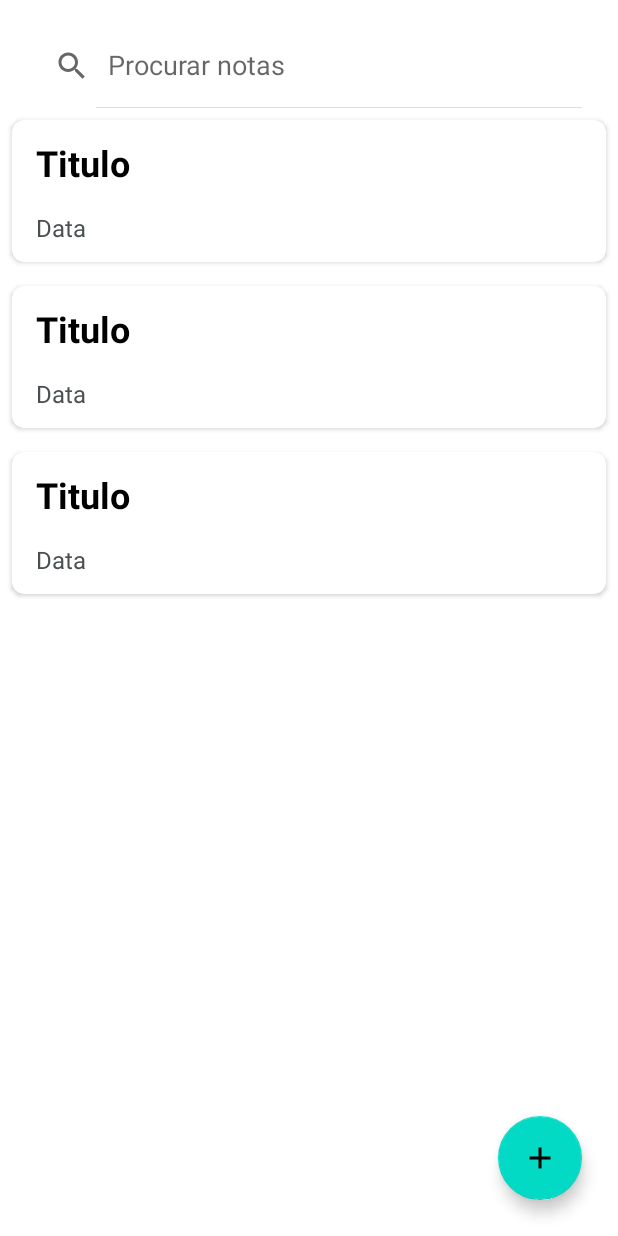
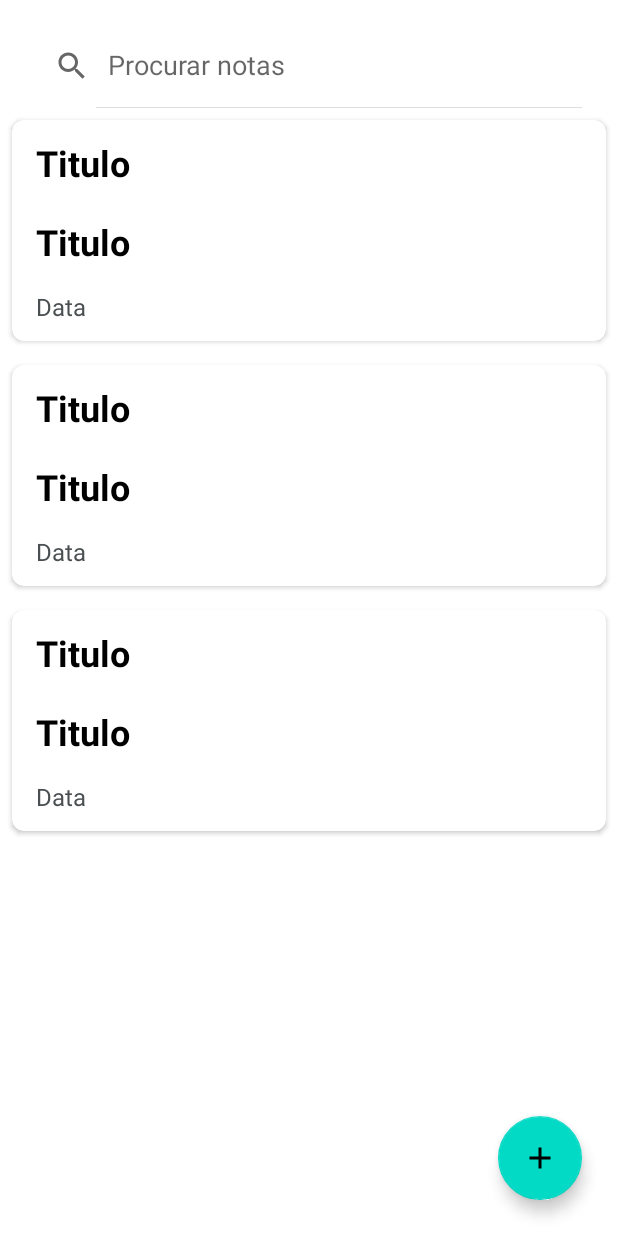
Before and after one commit to Lsortudo/Model-Notes, an Android app: the layout activity_main.xml on its own in the app's theme, with its tools: preview values and no code run, on a phone screen of 412 x 824 dp. Run offline under Robolectric (Android 15) with nearby library versions, the phone set to English and light mode, and no system bars.

Commit message:
fix: Update screen retrieving data from Main

```diff
--- a/app/src/main/java/com/example/modelnotes/adapter/NoteAdapter.kt
+++ b/app/src/main/java/com/example/modelnotes/adapter/NoteAdapter.kt
@@ -9,6 +9,7 @@ import androidx.cardview.widget.CardView
 import androidx.recyclerview.widget.RecyclerView
 import com.example.modelnotes.R
 import com.example.modelnotes.model.Note
+import org.w3c.dom.Text
 import kotlin.random.Random
 
 class NoteAdapter(private val context: Context, val listener: NoteClickListener) :
@@ -28,6 +29,9 @@ class NoteAdapter(private val context: Context, val listener: NoteClickListener)
 
         holder.title.text = currentNote.title
         holder.title.isSelected = true
+
+        //Bellow to retrieve data from my TextView on MainActivity see more on NoteAdd
+        holder.tvNote.text = currentNote.note
 
         holder.date.text = currentNote.date
         holder.date.isSelected = true
@@ -96,6 +100,8 @@ class NoteAdapter(private val context: Context, val listener: NoteClickListener)
         val notes_layout = itemView.findViewById<CardView>(R.id.cardLayout)
         val title = itemView.findViewById<TextView>(R.id.tvTitle)
         val date = itemView.findViewById<TextView>(R.id.tvDate)
+        //Bellow to retrieve data from my TextView on MainActivity see more on NoteAdd
+        val tvNote = itemView.findViewById<TextView>(R.id.tvNote)
     }
 
     interface NoteClickListener {
--- a/app/src/main/java/com/example/modelnotes/views/NoteAdd.kt
+++ b/app/src/main/java/com/example/modelnotes/views/NoteAdd.kt
@@ -31,6 +31,9 @@ class NoteAdd : AppCompatActivity() {
         try {
             oldNote = intent.getSerializableExtra("current_note") as Note
             binding.etTitle.setText(oldNote.title)
+            //Bellow to retrieve data from my TextView on MainActivity see more on NoteAdapter
+            binding.etDesc.setText(oldNote.note)
+
             isUpdateBoolean = true
         } catch (e: Exception) {
             e.printStackTrace()
--- a/app/src/main/res/layout/list_item.xml
+++ b/app/src/main/res/layout/list_item.xml
@@ -16,6 +16,23 @@
 
         <TextView
             android:id="@+id/tvTitle"
+            android:layout_width="match_parent"
+            android:layout_height="wrap_content"
+            android:layout_alignParentStart="true"
+            android:layout_marginStart="8dp"
+            android:layout_marginTop="4dp"
+            android:text="Titulo"
+            android:textColor="@color/black"
+            android:textStyle="bold"
+            android:ellipsize="marquee"
+            android:marqueeRepeatLimit="marquee_forever"
+            android:padding="8dp"
+            android:scrollHorizontally="true"
+            android:textSize="24dp"
+            app:layout_constraintLeft_toLeftOf="parent"
+            app:layout_constraintTop_toTopOf="parent" />
+        <TextView
+            android:id="@+id/tvNote"
             android:layout_width="match_parent"
             android:layout_height="wrap_content"
             android:layout_alignParentStart="true"
```
